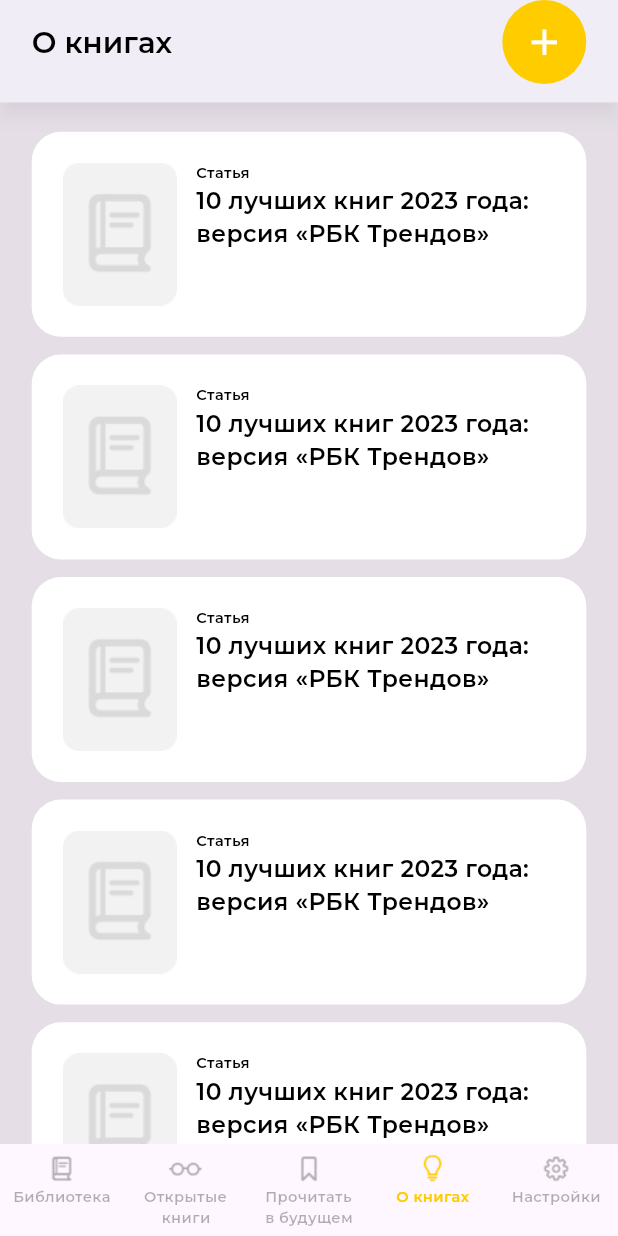
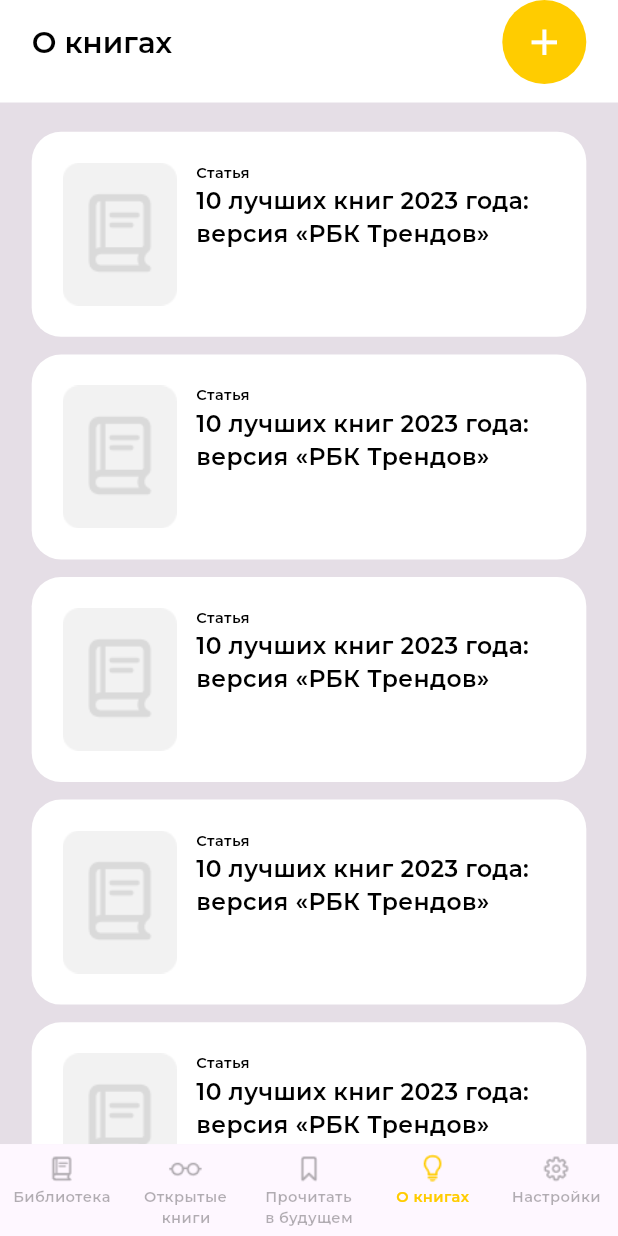
Before and after one commit to theivmatic/books_app, a Flutter app: the screen it shows after launch, item 4 of the bottom bar chosen, on a phone screen of 412 x 824 dp. Run offline on Flutter 3.47's test engine with Material 3 defaults, Android fonts, the phone set to English and light mode, and no system bars; our stand-ins replace device_preview, equatable, flutter_bloc, flutter_screenutil, google_fonts, in_app_review and 2 more; missing offline and left inert: cupertino_modal_sheet, linear_progress_bar; accounts and stored records are empty.

Commit message:
changed elevation of appbar, added surfacetintcolor to it

```diff
--- a/lib/src/core/widgets/custom_appbar.dart
+++ b/lib/src/core/widgets/custom_appbar.dart
@@ -21,8 +21,9 @@ class CustomAppBar extends StatelessWidget implements PreferredSizeWidget {
       titleSpacing: 20.w,
       titleTextStyle: TextStyles.appbarTitleText,
       centerTitle: false,
-      elevation: 5,
+      elevation: 0,
       shadowColor: AppColors.elevButtnShadow,
+      surfaceTintColor: AppColors.white,
       shape: shape,
       backgroundColor: AppColors.white,
       actions: [
--- a/lib/src/feature/about_books/presentation/screens/article_details.dart
+++ b/lib/src/feature/about_books/presentation/screens/article_details.dart
@@ -22,11 +22,6 @@ class ArticleDetailsScreen extends StatelessWidget {
           ],
         ),
         centerTitle: false,
-        bottom: Tab(
-          child: Image.asset(
-            'assets/images/no_image.png',
-          ),
-        ),
       ),
     );
   }
--- a/lib/src/feature/settings/presentation/screens/settings.dart
+++ b/lib/src/feature/settings/presentation/screens/settings.dart
@@ -22,11 +22,13 @@ class _SettingsScreenState extends State<SettingsScreen> {
     return Scaffold(
       appBar: AppBar(
         title: const Text('Настройки'),
+
         titleSpacing: 20.w,
         titleTextStyle: TextStyles.appbarTitleText,
         centerTitle: false,
-        elevation: 5,
+        elevation: 0,
         shadowColor: AppColors.elevButtnShadow,
+        surfaceTintColor: AppColors.white,
         shape: RoundedRectangleBorder(
           borderRadius: BorderRadius.circular(
             20,
```
